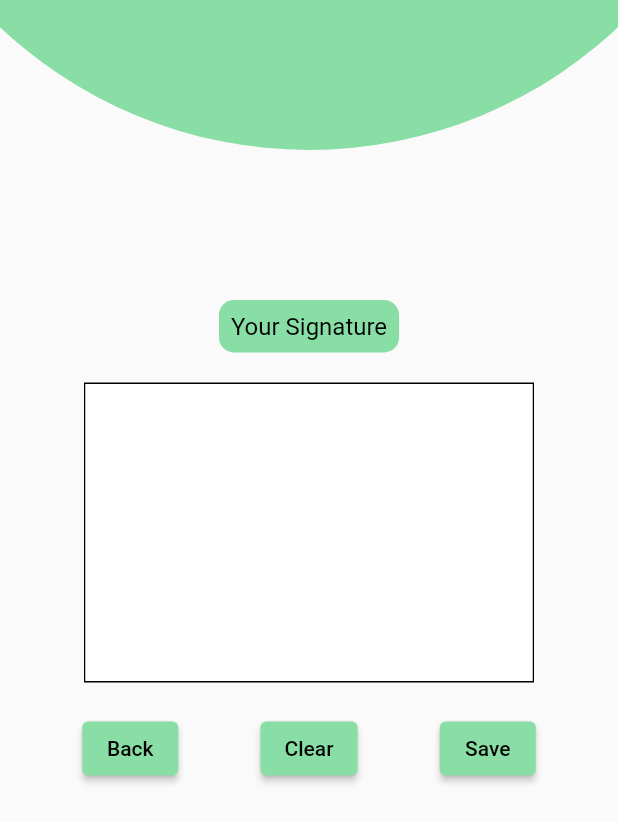
After one commit to BJIT-RnD/HRIS, a Flutter app: the screen it shows after launch, on a phone screen of 412 x 824 dp. The commit adds this screen. Shown: the top 822 px of the screen. Run offline on Flutter 3.47's test engine with Material 2 defaults, Android fonts, the phone set to English and light mode, and no system bars; drawn by our look-alikes of signature; our stand-ins replace firebase_core, firebase_messaging, flutter_local_notifications, get, image_picker, introduction_screen and 3 more; accounts and stored records are empty.

Commit message:
- Adding Signature View - Adding Signature ViewModel - Changed app color - Added gesture in RoundedButton Class - Added alignment geometry in ReusableTextWidget class

```diff
--- a/lib/components/rounded_button.dart
+++ b/lib/components/rounded_button.dart
@@ -1,5 +1,7 @@
 import 'package:flutter/material.dart';
 import 'package:navigation_demo/utils/colors/app_color.dart';
+import 'package:get/get.dart';
+import '../view/signature_view.dart'; // Import the SignatureView class
 
 class RoundedButton extends StatelessWidget {
   final String text;
@@ -8,7 +10,11 @@ class RoundedButton extends StatelessWidget {
   @override
   Widget build(BuildContext context) {
     final shapeSize = MediaQuery.of(context).size.width;
-    return Container(
+    return GestureDetector(
+      onTap: () {
+        Get.to(() => SignatureView()); // Navigate to SignatureView on tap
+      },
+      child: Container(
         height: shapeSize / 3.2,
         width: shapeSize / 3.2,
         decoration: const BoxDecoration(
@@ -24,6 +30,7 @@ class RoundedButton extends StatelessWidget {
             ),
           ),
         ),
+      ),
     );
   }
 }
--- a/lib/main.dart
+++ b/lib/main.dart
@@ -6,6 +6,7 @@ import 'package:navigation_demo/components/rectangle_with_ellipse.dart';
 import 'package:navigation_demo/firebase_api/firebase_api.dart';
 import 'package:navigation_demo/utils/localization/language.dart';
 import 'package:navigation_demo/view/profile_view.dart';
+import 'package:navigation_demo/view/signature_view.dart';
 import '../onboarding/onboarding_page.dart';
 import 'package:firebase_core/firebase_core.dart';
 import 'package:flutter/services.dart';
@@ -16,7 +17,7 @@ void main() async {
   await Firebase.initializeApp();
   await Future.delayed(const Duration(seconds: 1));
   await FirebaseAPI().initNotifications();
-  runApp(const App());
+  runApp(App());
 }
 
 class App extends StatelessWidget {
@@ -35,8 +36,8 @@ class App extends StatelessWidget {
       locale: const Locale('en', 'US'),
       fallbackLocale: const Locale('en', 'US'),
       theme: ThemeData(primarySwatch: Colors.blue),
-      home: const Scaffold(
-        body: OnBoardingPage(),
+      home: Scaffold(
+        body: SignatureView(),
       ),
     );
   }
--- a/lib/utils/colors/app_color.dart
+++ b/lib/utils/colors/app_color.dart
@@ -1,5 +1,5 @@
 import 'package:flutter/material.dart';
 
 class AppColor {
-  static const Color primaryColor = Color.fromARGB(255, 67, 227, 152);
+  static const Color primaryColor = Color(0xFF89DEA5);
 }
--- a/lib/utils/reusable_text_widget.dart
+++ b/lib/utils/reusable_text_widget.dart
@@ -5,18 +5,20 @@ class ReusableTextWidget extends StatelessWidget {
   final Color backgroundColor;
   final Color textColor;
   final double borderRadius; // Added border radius parameter
+  final AlignmentGeometry alignment; // Added alignment parameter
 
   const ReusableTextWidget({
     required this.text,
     required this.backgroundColor,
     required this.textColor,
     this.borderRadius = 0.0, // Default to 0.0 if not provided
+    this.alignment = Alignment.centerLeft, // Default to center-left
   });
 
   @override
   Widget build(BuildContext context) {
     return Align(
-      alignment: Alignment.centerLeft,
+      alignment: alignment,
       child: Container(
         decoration: BoxDecoration(
           color: backgroundColor,
--- /dev/null
+++ b/lib/view/signature_view.dart
@@ -0,0 +1,101 @@
+import 'package:flutter/material.dart';
+import 'package:get/get.dart';
+import 'package:navigation_demo/view/profile_view.dart';
+import '../viewmodel/signature_viewmodel.dart';
+import 'package:signature/signature.dart';
+import '../utils/half_circle_painter.dart';
+import '../utils/reusable_text_widget.dart';
+
+class SignatureView extends StatelessWidget {
+  final viewModel = Get.put(SignatureViewModel());
+
+  @override
+  Widget build(BuildContext context) {
+    return Scaffold(
+      body: Column(
+        children: [
+          SizedBox(
+            height: 100.0,
+            child: CustomPaint(
+              painter: HalfCirclePainter(context),
+            ),
+          ),
+          const SizedBox(height: 100),
+          const Align(
+            child: ReusableTextWidget(
+              text: 'Your Signature',
+              backgroundColor: Color(0xFF89DEA5),
+              textColor: Colors.black,
+              borderRadius: 10,
+              alignment: Alignment.center,
+            ),
+          ),
+          const SizedBox(height: 20),
+          // Signature field
+          Container(
+            width: 300,
+            height: 200,
+            decoration: BoxDecoration(
+              border: Border.all(color: Colors.black),
+            ),
+            child: Signature(
+              controller: viewModel.signatureController,
+              height: 200,
+              width: 300,
+              backgroundColor: Colors.white,
+            ),
+          ),
+          // Row of buttons at the bottom
+          const SizedBox(height: 20),
+          Row(
+            mainAxisAlignment: MainAxisAlignment.spaceEvenly,
+            children: [
+              ElevatedButton(
+                onPressed: () {
+                  Get.off(() => const ProfileView());
+                },
+                style: ElevatedButton.styleFrom(
+                  backgroundColor: const Color(0xFF89DEA5),
+                ),
+                child: const Text(
+                  'Back',
+                  style: TextStyle(
+                    color: Colors.black, // Font color of the button text
+                  ),
+                ),
+              ),
+              ElevatedButton(
+                onPressed: () {
+                  viewModel.clearSignature();
+                },
+                style: ElevatedButton.styleFrom(
+                  backgroundColor: const Color(0xFF89DEA5),
+                ),
+                child: const Text(
+                  'Clear',
+                  style: TextStyle(
+                    color: Colors.black, // Font color of the button text
+                  ),
+                ),
+              ),
+              ElevatedButton(
+                onPressed: () {
+                  viewModel.saveSignature();
+                },
+                style: ElevatedButton.styleFrom(
+                  backgroundColor: const Color(0xFF89DEA5),
+                ),
+                child: const Text(
+                  'Save',
+                  style: TextStyle(
+                    color: Colors.black, // Font color of the button text
+                  ),
+                ),
+              ),
+            ],
+          ),
+        ],
+      ),
+    );
+  }
+}
--- /dev/null
+++ b/lib/viewmodel/signature_viewmodel.dart
@@ -0,0 +1,32 @@
+// signature_viewmodel.dart
+import 'package:get/get.dart';
+import 'package:flutter/material.dart';
+import 'package:signature/signature.dart';
+
+class SignatureViewModel extends GetxController {
+  final _model = SignatureController();
+
+  SignatureController signatureController = SignatureController(
+    penStrokeWidth: 5,
+    penColor: Colors.black,
+    exportBackgroundColor: Colors.white,
+  );
+
+  get model => _model;
+
+  void clearSignature() {
+    signatureController.clear();
+  }
+
+  void saveSignature() {
+    // Implement saving logic here
+    // e.g., save the signature as an image
+    final signatureImage = signatureController.toImage();
+  }
+
+  void editSignature() {
+    // Example: Allow the user to edit the signature
+    print('Editing signature...');
+    // Add your edit logic here
+  }
+}
--- a/pubspec.yaml
+++ b/pubspec.yaml
@@ -43,6 +43,7 @@ dependencies:
   flutter_local_notifications:
   introduction_screen: ^3.1.8
   http:
+  signature:
 
 dev_dependencies:
   flutter_test:
```
Also changed, not shown: pubspec.lock. Lines whose indentation alone changed are shown as unchanged.
